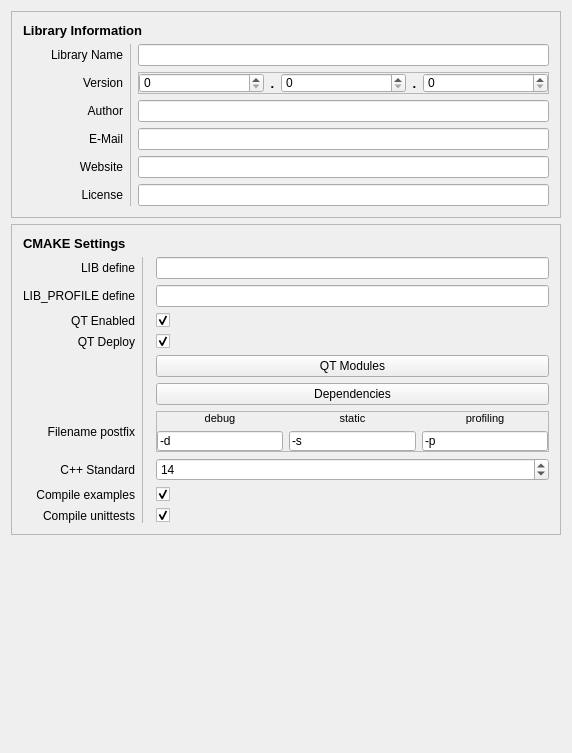
Above: core/ui/ProjectSettingsDialog.ui from KROIA/CmakeLibCreator before the change. Below: the same form after it.
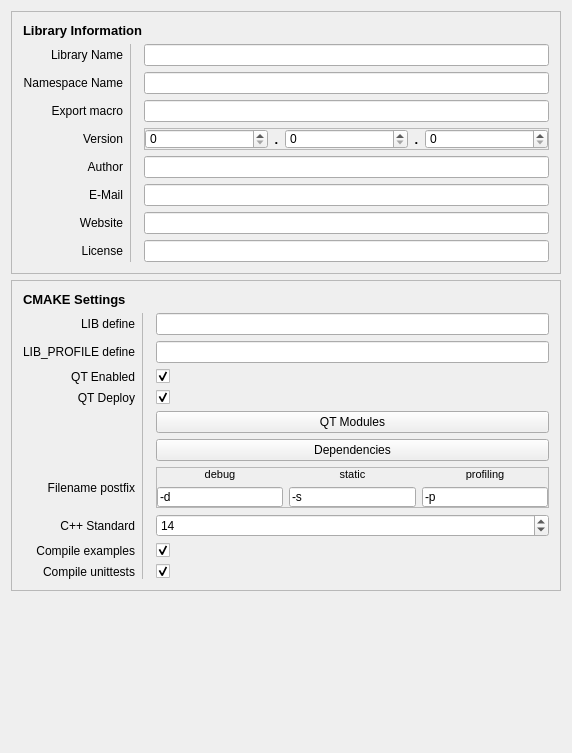
That is the form after the change.

Patch:
```diff
--- a/core/ui/ProjectSettingsDialog.ui
+++ b/core/ui/ProjectSettingsDialog.ui
@@ -28,30 +28,10 @@
      <property name="midLineWidth">
       <number>1</number>
      </property>
-     <layout class="QGridLayout" name="gridLayout" rowstretch="1,0,0,0,0,0,0" columnminimumwidth="100,0,0">
+     <layout class="QGridLayout" name="gridLayout" rowstretch="1,0,0,0,0,0,0,0,0" columnminimumwidth="100,0,0,0">
       <property name="sizeConstraint">
        <enum>QLayout::SetDefaultConstraint</enum>
       </property>
-      <item row="2" column="0">
-       <widget class="QLabel" name="label_3">
-        <property name="text">
-         <string>Version</string>
-        </property>
-        <property name="alignment">
-         <set>Qt::AlignRight|Qt::AlignTrailing|Qt::AlignVCenter</set>
-        </property>
-       </widget>
-      </item>
-      <item row="6" column="0">
-       <widget class="QLabel" name="label_8">
-        <property name="text">
-         <string>License</string>
-        </property>
-        <property name="alignment">
-         <set>Qt::AlignRight|Qt::AlignTrailing|Qt::AlignVCenter</set>
-        </property>
-       </widget>
-      </item>
       <item row="1" column="0">
        <widget class="QLabel" name="label_5">
         <property name="text">
@@ -62,23 +42,74 @@
         </property>
        </widget>
       </item>
-      <item row="1" column="2">
-       <widget class="QLineEdit" name="libraryName_lineEdit"/>
+      <item row="1" column="1" rowspan="8">
+       <widget class="Line" name="line">
+        <property name="frameShadow">
+         <enum>QFrame::Raised</enum>
+        </property>
+        <property name="lineWidth">
+         <number>0</number>
+        </property>
+        <property name="midLineWidth">
+         <number>1</number>
+        </property>
+        <property name="orientation">
+         <enum>Qt::Vertical</enum>
+        </property>
+       </widget>
       </item>
-      <item row="4" column="2">
-       <widget class="QLineEdit" name="email_lineEdit"/>
+      <item row="0" column="0" colspan="4">
+       <widget class="QLabel" name="label_9">
+        <property name="maximumSize">
+         <size>
+          <width>16777215</width>
+          <height>25</height>
+         </size>
+        </property>
+        <property name="font">
+         <font>
+          <pointsize>10</pointsize>
+          <weight>75</weight>
+          <bold>true</bold>
+         </font>
+        </property>
+        <property name="text">
+         <string>Library Information</string>
+        </property>
+       </widget>
       </item>
-      <item row="3" column="0">
-       <widget class="QLabel" name="label_4">
+      <item row="6" column="3">
+       <widget class="QLineEdit" name="email_lineEdit">
         <property name="text">
-         <string>Author</string>
+         <string/>
+        </property>
+       </widget>
+      </item>
+      <item row="2" column="3">
+       <widget class="QLineEdit" name="namespaceName_lineEdit">
+        <property name="text">
+         <string/>
+        </property>
+       </widget>
+      </item>
+      <item row="7" column="0">
+       <widget class="QLabel" name="label_7">
+        <property name="text">
+         <string>Website</string>
         </property>
         <property name="alignment">
          <set>Qt::AlignRight|Qt::AlignTrailing|Qt::AlignVCenter</set>
         </property>
        </widget>
       </item>
-      <item row="4" column="0">
+      <item row="8" column="3">
+       <widget class="QLineEdit" name="license_lineEdit">
+        <property name="text">
+         <string/>
+        </property>
+       </widget>
+      </item>
+      <item row="6" column="0">
        <widget class="QLabel" name="label_6">
         <property name="text">
          <string>E-Mail</string>
@@ -88,26 +119,7 @@
         </property>
        </widget>
       </item>
-      <item row="1" column="1" rowspan="6">
-       <widget class="Line" name="line">
-        <property name="frameShadow">
-         <enum>QFrame::Raised</enum>
-        </property>
-        <property name="lineWidth">
-         <number>0</number>
-        </property>
-        <property name="midLineWidth">
-         <number>1</number>
-        </property>
-        <property name="orientation">
-         <enum>Qt::Vertical</enum>
-        </property>
-       </widget>
-      </item>
-      <item row="3" column="2">
-       <widget class="QLineEdit" name="author_lineEdit"/>
-      </item>
-      <item row="2" column="2">
+      <item row="4" column="3">
        <widget class="QFrame" name="version_frame">
         <property name="sizePolicy">
          <sizepolicy hsizetype="Minimum" vsizetype="Minimum">
@@ -210,39 +222,81 @@
         </layout>
        </widget>
       </item>
+      <item row="1" column="3">
+       <widget class="QLineEdit" name="libraryName_lineEdit">
+        <property name="text">
+         <string/>
+        </property>
+       </widget>
+      </item>
+      <item row="4" column="0">
+       <widget class="QLabel" name="label_3">
+        <property name="text">
+         <string>Version</string>
+        </property>
+        <property name="alignment">
+         <set>Qt::AlignRight|Qt::AlignTrailing|Qt::AlignVCenter</set>
+        </property>
+       </widget>
+      </item>
+      <item row="7" column="3">
+       <widget class="QLineEdit" name="website_lineEdit">
+        <property name="text">
+         <string/>
+        </property>
+       </widget>
+      </item>
+      <item row="2" column="0">
+       <widget class="QLabel" name="label_22">
+        <property name="text">
+         <string>Namespace Name</string>
+        </property>
+        <property name="alignment">
+         <set>Qt::AlignRight|Qt::AlignTrailing|Qt::AlignVCenter</set>
+        </property>
+       </widget>
+      </item>
       <item row="5" column="0">
-       <widget class="QLabel" name="label_7">
+       <widget class="QLabel" name="label_4">
         <property name="text">
-         <string>Website</string>
+         <string>Author</string>
         </property>
         <property name="alignment">
          <set>Qt::AlignRight|Qt::AlignTrailing|Qt::AlignVCenter</set>
         </property>
        </widget>
       </item>
-      <item row="5" column="2">
-       <widget class="QLineEdit" name="website_lineEdit"/>
+      <item row="5" column="3">
+       <widget class="QLineEdit" name="author_lineEdit">
+        <property name="text">
+         <string/>
+        </property>
+       </widget>
       </item>
-      <item row="6" column="2">
-       <widget class="QLineEdit" name="license_lineEdit"/>
-      </item>
-      <item row="0" column="0" colspan="3">
-       <widget class="QLabel" name="label_9">
-        <property name="maximumSize">
-         <size>
-          <width>16777215</width>
-          <height>25</height>
-         </size>
+      <item row="8" column="0">
+       <widget class="QLabel" name="label_8">
+        <property name="text">
+         <string>License</string>
         </property>
-        <property name="font">
-         <font>
-          <pointsize>10</pointsize>
-          <weight>75</weight>
-          <bold>true</bold>
-         </font>
+        <property name="alignment">
+         <set>Qt::AlignRight|Qt::AlignTrailing|Qt::AlignVCenter</set>
         </property>
+       </widget>
+      </item>
+      <item row="3" column="3">
+       <widget class="QLineEdit" name="exportName_lineEdit">
         <property name="text">
-         <string>Library Information</string>
+         <string/>
+        </property>
+       </widget>
+      </item>
+      <item row="3" column="0">
+       <widget class="QLabel" name="label_23">
+        <property name="text">
+         <string>Export macro</string>
+        </property>
+        <property name="alignment">
+         <set>Qt::AlignRight|Qt::AlignTrailing|Qt::AlignVCenter</set>
         </property>
        </widget>
       </item>
@@ -263,7 +317,7 @@
      <property name="midLineWidth">
       <number>1</number>
      </property>
-     <layout class="QGridLayout" name="gridLayout_2">
+     <layout class="QGridLayout" name="gridLayout_2" columnminimumwidth="100,0,0,0">
       <item row="4" column="0">
        <widget class="QLabel" name="label_14">
         <property name="text">
@@ -311,7 +365,11 @@
        </widget>
       </item>
       <item row="1" column="3">
-       <widget class="QLineEdit" name="libDefine_lineEdit"/>
+       <widget class="QLineEdit" name="libDefine_lineEdit">
+        <property name="text">
+         <string/>
+        </property>
+       </widget>
       </item>
       <item row="5" column="3">
        <widget class="QPushButton" name="qtModules_pushButton">
@@ -534,7 +592,11 @@
        </widget>
       </item>
       <item row="2" column="3">
-       <widget class="QLineEdit" name="libProfileDefine_lineEdit"/>
+       <widget class="QLineEdit" name="libProfileDefine_lineEdit">
+        <property name="text">
+         <string/>
+        </property>
+       </widget>
       </item>
       <item row="0" column="0" colspan="4">
        <widget class="QLabel" name="label_10">
```
Left out of the diff: 24 changed lines with no effect on the pictures.
